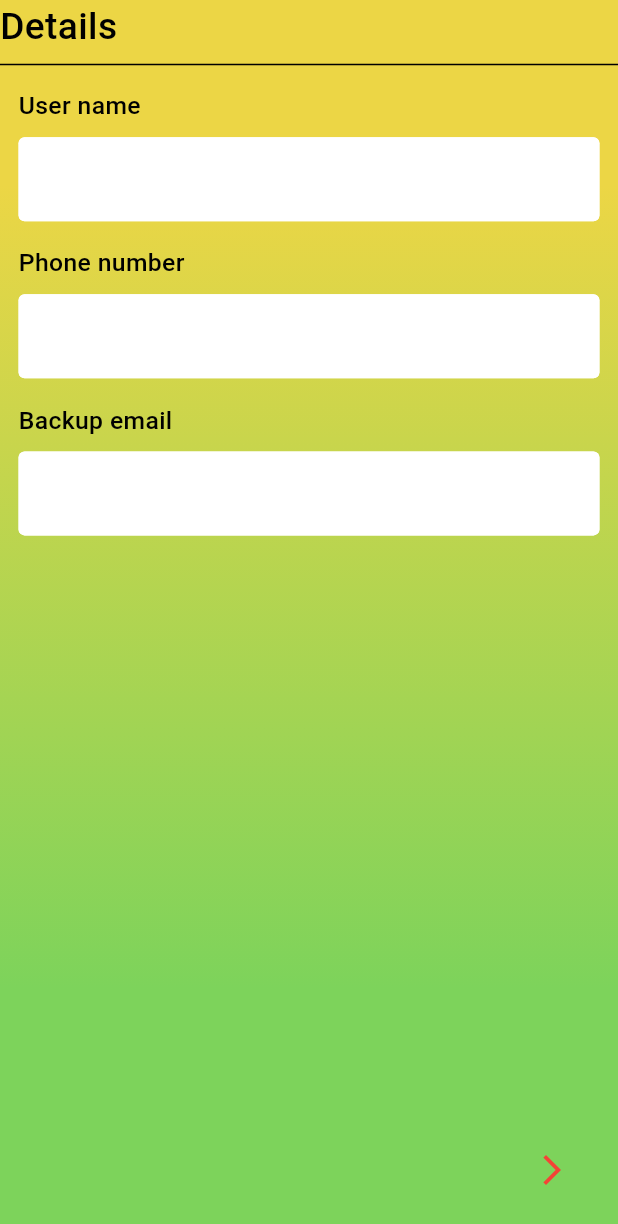
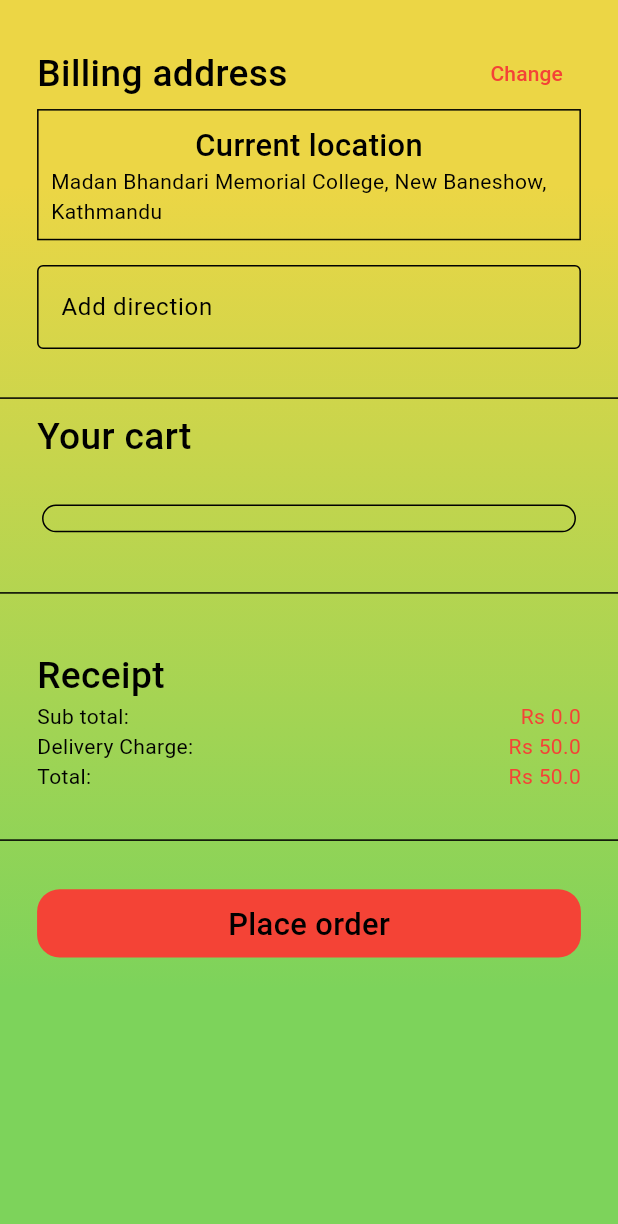
Before and after one commit to Milan-Tmg/Online-Food-Delivery, a Flutter app: the UserDetails screen opened directly, after a tap on the "arrow forward ios" icon, on a phone screen of 412 x 824 dp. Shown: the top 1224 px of the screen. Run offline on Flutter 3.47's test engine with Material 3 defaults, Android fonts, the phone set to English and light mode, and no system bars; our stand-ins replace flutter_riverpod.

Commit message:
all design in figma has been implemnted only backend is remeaining

```diff
--- a/lib/pages/home/My_cart/selected_items.dart
+++ b/lib/pages/home/My_cart/selected_items.dart
@@ -22,7 +22,7 @@ class SelectedItems extends ConsumerWidget {
       children :[
         Text(
           resturant_name,
-          style: TextStyle(fontSize: App_size.app_height * 0.04),
+          style: TextStyle(fontSize: App_size.app_height * 0.03),
         ),
         Padding(
           padding: EdgeInsets.symmetric(horizontal: App_size.app_width* 0.01, vertical: App_size.app_width* 0.02),
--- /dev/null
+++ b/lib/pages/home/order_check_out/bill.dart
@@ -0,0 +1,176 @@
+import 'package:flutter/material.dart';
+import 'package:flutter_riverpod/flutter_riverpod.dart';
+import 'package:online_food_order/Statemangement/state_mangement.dart';
+import 'package:online_food_order/app_height_width.dart';
+import 'package:online_food_order/pages/home/My_cart/selected_items.dart';
+import 'package:online_food_order/pages/login_pages/common_components/gradient_container.dart';
+
+class Bill extends ConsumerWidget {
+  Bill({super.key});
+
+  TextEditingController direction = TextEditingController();
+  double delivery_charge = 50;
+
+  @override
+  Widget build(BuildContext context, WidgetRef ref) {
+    return SafeArea(
+      child: Scaffold(
+        body: GradientContainer(
+          childs: ListView(
+            children: [
+              // contains billing address, current locatoin and add description.
+              Padding(
+                padding: EdgeInsets.all(App_size.app_height * 0.03),
+                child: Column(
+                  mainAxisSize: MainAxisSize.min,
+                  crossAxisAlignment: CrossAxisAlignment.start,
+                  children: [
+                    // enables user to change delivery location
+                    Row(
+                      mainAxisAlignment: MainAxisAlignment.spaceBetween,
+                      children: [
+                        Text("Billing address", style: TextStyle(fontSize: App_size.app_height* 0.03, fontWeight: FontWeight.w500)),
+
+                        TextButton(
+                          child: Text("Change", style: TextStyle(color: Colors.red)),
+                          onPressed: (){
+                            // changes users current location
+                          }
+                        ),
+                      ],
+                    ),
+
+                    // display current location of user
+                    Container(
+                      padding: EdgeInsets.all(App_size.app_height* 0.01),
+                      decoration: BoxDecoration(
+                        color: Colors.transparent,
+                        border: Border.all(color: Colors.black),
+                      ),
+                      child: Column(
+                        mainAxisSize: MainAxisSize.min,
+                        children: [
+                          Text("Current location", style: TextStyle(fontSize: App_size.app_height* 0.025, fontWeight: FontWeight.w500)),
+                          Text("Madan Bhandari Memorial College, New Baneshow, Kathmandu"),
+                        ],
+                      ),
+                    ),
+
+                    SizedBox(height: App_size.app_height* 0.02),
+
+                    TextField(
+                      controller: direction,
+                      minLines: 1,
+                      maxLines : 3,
+                      decoration: InputDecoration(
+                        hintText: "Add direction",
+                        fillColor: Colors.transparent,
+                        filled: true,
+                        enabledBorder: OutlineInputBorder(
+                          borderSide: BorderSide(color: Colors.black),
+                        ),
+
+                        focusedBorder: OutlineInputBorder(
+                          borderSide: BorderSide(color: Colors.black),
+                        ),
+                      ),
+                    ),
+                  ],
+                ),
+              ),
+              //SizedBox(height: App_size.app_height* 0.02),
+
+              Divider(color: Colors.black),
+
+              Padding(
+                padding: EdgeInsets.symmetric(horizontal: App_size.app_height* 0.03),
+                child: Text("Your cart", style: TextStyle(fontSize: App_size.app_height* 0.03, fontWeight: FontWeight.w500)),
+              ),
+              Padding(
+                padding: EdgeInsets.all(App_size.app_height* 0.034),
+                child: Container(
+                  padding: EdgeInsets.all(App_size.app_width* 0.02),
+                  decoration: BoxDecoration(
+                    border: Border.all(width: 1, color: Colors.black),
+                    borderRadius: BorderRadius.circular(15),
+                  ),
+                  child: Column(
+                    mainAxisSize: MainAxisSize.min,
+                    children: ref.watch(onCart_instance).order_placed.entries.map((data){
+                      return SelectedItems(resturant_name: data.key, all_items: data.value );
+                    }).toList(),
+                  ),
+                ),
+              ),
+
+              Divider(color: Colors.black, height: App_size.app_height* 0.03,),
+
+              // contains receipt
+              Container(
+                padding: EdgeInsets.all(App_size.app_height* 0.03),
+                child: Column(
+                  mainAxisSize: MainAxisSize.min,
+                  crossAxisAlignment: CrossAxisAlignment.start,
+                  children: [
+                    Text("Receipt", style: TextStyle(fontSize: App_size.app_height* 0.03, fontWeight: FontWeight.w500)),
+
+                    // Row(
+                    //   mainAxisAlignment: MainAxisAlignment.spaceBetween,
+                    //   children: [
+                    //     Text("Subtotal: "),
+                    //     Text("Rs ${ref.watch(onCart_instance).total_price}", style: TextStyle(color : Colors.red)),
+                    //   ],
+                    // ),
+                    //
+                    // Row(
+                    //   mainAxisAlignment: MainAxisAlignment.spaceBetween,
+                    //   children: [
+                    //     Text("Delivery Charge: "),
+                    //     Text("Rs 50", style: TextStyle(color : Colors.red)),
+                    //   ],
+                    // ),
+
+                    receipt_attribute("Sub total: ", ref.watch(onCart_instance).total_price),
+                    receipt_attribute("Delivery Charge: ", delivery_charge),
+                    receipt_attribute("Total: ", ref.watch(onCart_instance).total_price + delivery_charge),
+                  ],
+                ),
+              ),
+
+              Divider(color: Colors.black),
+
+              Spacer(),
+
+              GestureDetector(
+                child: Container(
+                  margin: EdgeInsets.all(App_size.app_height* 0.03),
+                  padding: EdgeInsets.all(App_size.app_height* 0.01),
+                  decoration: BoxDecoration(
+                    borderRadius: BorderRadius.circular(15),
+                    color: Colors.red,
+                  ),
+                  child: Center(
+                    child: Text('Place order', style: TextStyle(fontWeight: FontWeight.w500, fontSize: App_size.app_height * 0.025)),
+                  ),
+                ),
+                onTap: (){
+                  // don't know what to do from this point and lets wait until ui gets designed
+                }
+              ),
+            ],
+          ),
+        ),
+      ),
+    );
+  }
+}
+
+Row receipt_attribute(String? attribute_name, double? price){
+  return Row(
+    mainAxisAlignment: MainAxisAlignment.spaceBetween,
+    children: [
+      Text("$attribute_name"),
+      Text("Rs $price", style: TextStyle(color : Colors.red)),
+    ],
+  );
+}
--- a/lib/pages/home/order_check_out/user_details.dart
+++ b/lib/pages/home/order_check_out/user_details.dart
@@ -1,5 +1,6 @@
 import 'package:flutter/material.dart';
 import 'package:online_food_order/app_height_width.dart';
+import 'package:online_food_order/pages/home/order_check_out/bill.dart';
 import 'package:online_food_order/pages/login_pages/common_components/gradient_container.dart';
 
 class UserDetails extends StatelessWidget {
@@ -29,6 +30,10 @@ class UserDetails extends StatelessWidget {
         floatingActionButton: FloatingActionButton(
           onPressed: (){
             // will do it later,
+            Navigator.push(
+              context,
+              MaterialPageRoute(builder: (context) => Bill()),
+            );
           },
           child: Icon(Icons.arrow_forward_ios, color: Colors.red),
           backgroundColor: Colors.transparent,
```
